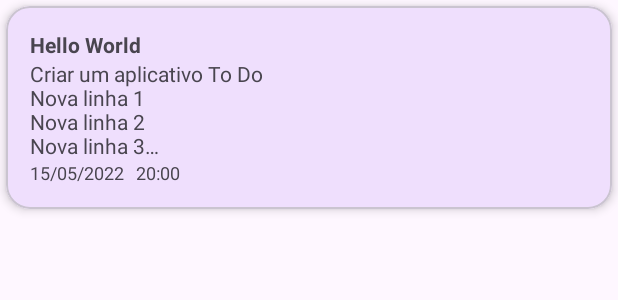
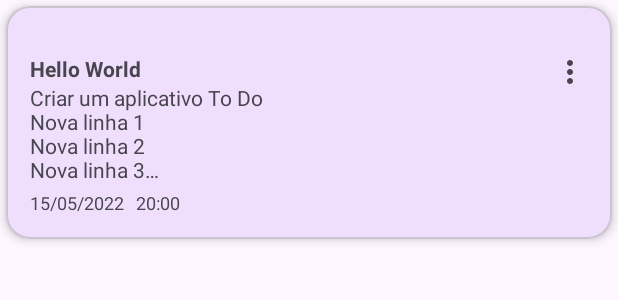
Before and after one commit to alisonViana/app-todo-list-bootcamp, an Android app: the layout item_task.xml on its own in the app's theme, with its tools: preview values and no code run, on a phone screen of 412 x 824 dp. Shown: the top 300 px of the screen. Run offline under Robolectric (Android 15) with nearby library versions, the phone set to English and light mode, and no system bars.

Commit message:
implements delete task function

```diff
--- a/app/src/main/java/br/com/dio/todolist/presentation/MainViewModel.kt
+++ b/app/src/main/java/br/com/dio/todolist/presentation/MainViewModel.kt
@@ -12,4 +12,8 @@ class MainViewModel(
     fun getAllTasks(): LiveData<List<Task>>{
         return taskRepository.getAll()
     }
+
+    fun deleteTask(task: Task) {
+        taskRepository.delete(task)
+    }
 }
--- a/app/src/main/java/br/com/dio/todolist/util/Extensions.kt
+++ b/app/src/main/java/br/com/dio/todolist/util/Extensions.kt
@@ -2,7 +2,6 @@ package br.com.dio.todolist.util
 
 import com.google.android.material.textfield.TextInputLayout
 import java.text.SimpleDateFormat
-import java.time.format.DateTimeFormatter
 import java.util.*
 
 var TextInputLayout.text: String
--- /dev/null
+++ b/app/src/main/res/drawable/ic_menu.xml
@@ -0,0 +1,10 @@
+<vector xmlns:android="http://schemas.android.com/apk/res/android"
+    android:width="24dp"
+    android:height="24dp"
+    android:viewportWidth="24"
+    android:viewportHeight="24"
+    android:tint="?attr/colorControlNormal">
+  <path
+      android:fillColor="@android:color/white"
+      android:pathData="M12,8c1.1,0 2,-0.9 2,-2s-0.9,-2 -2,-2 -2,0.9 -2,2 0.9,2 2,2zM12,10c-1.1,0 -2,0.9 -2,2s0.9,2 2,2 2,-0.9 2,-2 -0.9,-2 -2,-2zM12,16c-1.1,0 -2,0.9 -2,2s0.9,2 2,2 2,-0.9 2,-2 -0.9,-2 -2,-2z"/>
+</vector>
--- a/app/src/main/res/layout/item_task.xml
+++ b/app/src/main/res/layout/item_task.xml
@@ -1,12 +1,14 @@
 <?xml version="1.0" encoding="utf-8"?>
 <com.google.android.material.card.MaterialCardView xmlns:android="http://schemas.android.com/apk/res/android"
+    xmlns:app="http://schemas.android.com/apk/res-auto"
+    xmlns:tools="http://schemas.android.com/tools"
     android:layout_width="match_parent"
     android:layout_height="wrap_content"
-    xmlns:app="http://schemas.android.com/apk/res-auto"
-    xmlns:tools="http://schemas.android.com/tools"
+    android:layout_margin="4dp"
+    android:clickable="true"
+    android:focusable="true"
     app:cardCornerRadius="16dp"
-    app:cardElevation="4dp"
-    android:layout_margin="4dp">
+    app:cardElevation="4dp">
 
     <androidx.constraintlayout.widget.ConstraintLayout
         android:layout_width="match_parent"
@@ -15,14 +17,27 @@
 
         <TextView
             android:id="@+id/tv_title"
-            android:layout_width="match_parent"
+            android:layout_width="0dp"
             android:layout_height="wrap_content"
+            android:layout_marginTop="16dp"
             app:layout_constraintStart_toStartOf="parent"
             app:layout_constraintTop_toTopOf="parent"
+            app:layout_constraintEnd_toStartOf="@id/btn_menu"
+            android:ellipsize="end"
             android:maxLines="1"
-            android:ellipsize="end"
             android:textStyle="bold"
-            tools:text="Hello World"
+            tools:text="Hello World" />
+
+        <ImageButton
+            android:id="@+id/btn_menu"
+            android:layout_width="wrap_content"
+            android:layout_height="wrap_content"
+            app:layout_constraintEnd_toEndOf="parent"
+            app:layout_constraintStart_toEndOf="@id/tv_title"
+            app:layout_constraintTop_toTopOf="@id/tv_title"
+            android:src="@drawable/ic_menu"
+            android:background="?attr/actionBarItemBackground"
+            android:contentDescription="@string/description_btn_menu"
             />
 
         <TextView
@@ -43,6 +58,7 @@
             android:layout_height="wrap_content"
             app:layout_constraintStart_toStartOf="parent"
             app:layout_constraintTop_toBottomOf="@id/tv_description"
+            android:layout_marginTop="4dp"
             android:textSize="12sp"
             tools:text="15/05/2022"
             />
@@ -52,7 +68,7 @@
             android:layout_width="wrap_content"
             android:layout_height="wrap_content"
             app:layout_constraintStart_toEndOf="@id/tv_date"
-            app:layout_constraintTop_toBottomOf="@id/tv_description"
+            app:layout_constraintTop_toTopOf="@id/tv_date"
             android:layout_marginStart="8dp"
             android:textSize="12sp"
             tools:text="20:00"
```
Also changed, not shown: app/src/main/java/br/com/dio/todolist/ui/DetailActivity.kt (+6 -7 lines), app/src/main/java/br/com/dio/todolist/ui/MainActivity.kt (+42 -0 lines), app/src/main/java/br/com/dio/todolist/ui/TaskListAdapter.kt (+7 -0 lines), app/src/main/res/menu/menu_task.xml (added, +9 -0 lines), app/src/main/res/values/strings.xml (+18 -6 lines).
